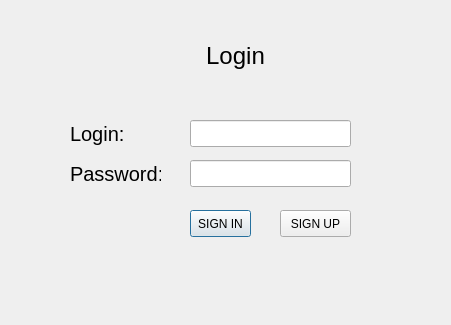
Before: the Qt Designer form login.ui in AtlasKirill/airport_project, drawn with Qt 5.
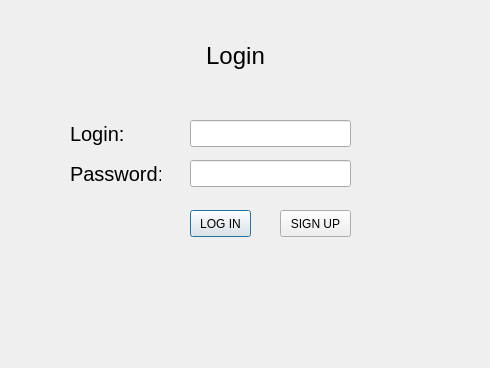
After: the same form once the commit is applied.

Commit message: profile,admin,change windows apdated

The edit to the form file:
```diff
--- a/login.ui
+++ b/login.ui
@@ -6,8 +6,8 @@
    <rect>
     <x>0</x>
     <y>0</y>
-    <width>451</width>
-    <height>325</height>
+    <width>490</width>
+    <height>368</height>
    </rect>
   </property>
   <property name="windowTitle">
@@ -103,7 +103,7 @@
     </rect>
    </property>
    <property name="text">
-    <string>SIGN IN</string>
+    <string>LOG IN</string>
    </property>
   </widget>
   <widget class="QPushButton" name="sign_up_button">
```
The commit also changes 5 other files.
